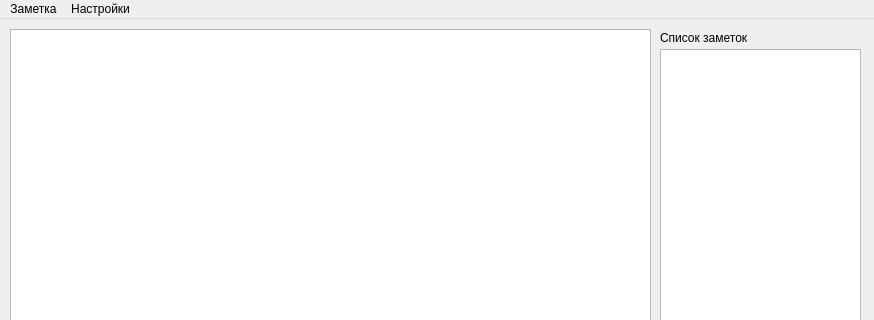
Old version of the form notes_gui.ui in the repository goldarte/algo_notes; both pictures show x 0 to 874 and y 0 to 320 of the 874 by 632 pixel window.
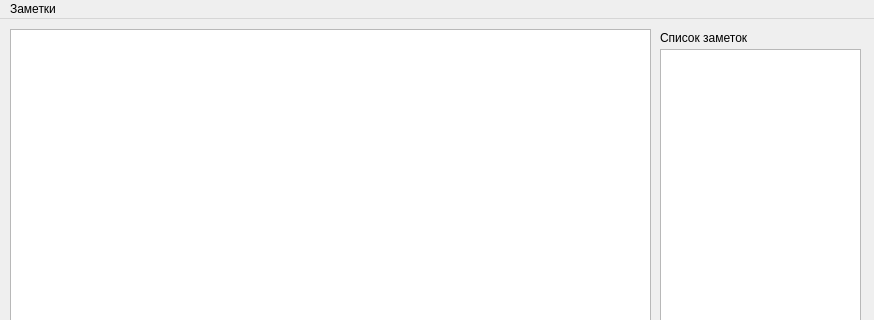
New version of the form.

```diff
--- a/notes_gui.ui
+++ b/notes_gui.ui
@@ -135,20 +135,13 @@
    </property>
    <widget class="QMenu" name="menuFile">
     <property name="title">
-     <string>Заметка</string>
+     <string>Заметки</string>
     </property>
     <addaction name="actionNew"/>
     <addaction name="actionOpen"/>
     <addaction name="actionSave"/>
    </widget>
-   <widget class="QMenu" name="menu">
-    <property name="title">
-     <string>Настройки</string>
-    </property>
-    <addaction name="action_2"/>
-   </widget>
    <addaction name="menuFile"/>
-   <addaction name="menu"/>
   </widget>
   <action name="actionNew">
    <property name="text">
```
